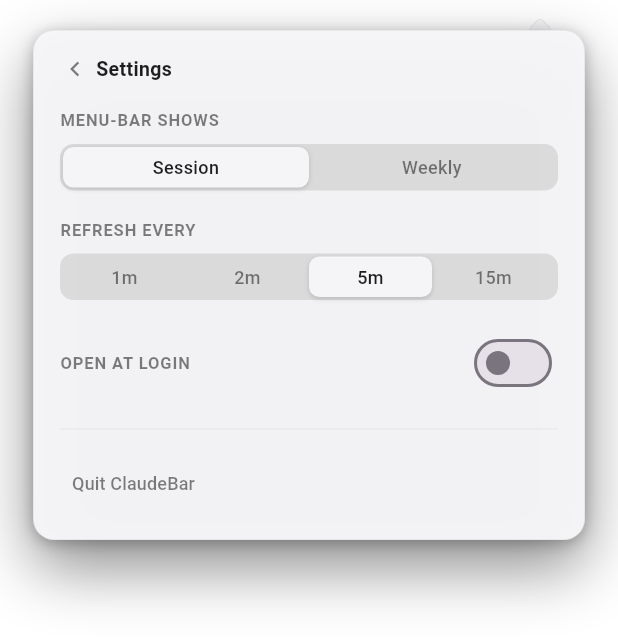
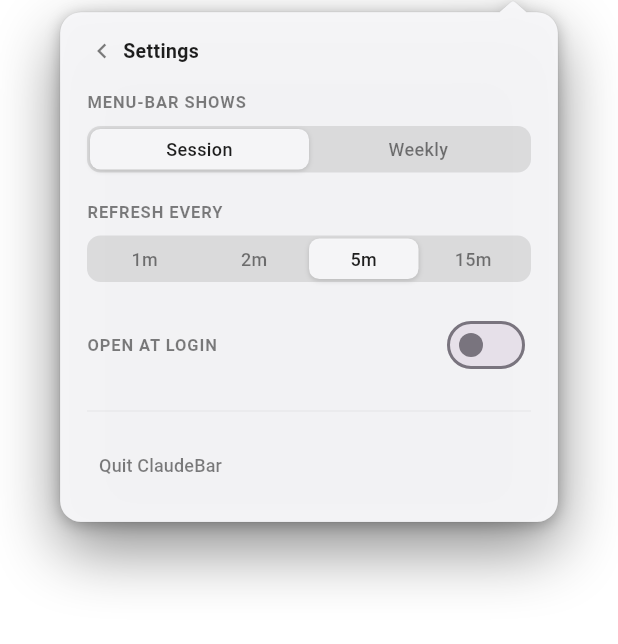
Before and after one commit to beerbeatbox/claudebar, a Flutter app: the screen it shows after launch, after a tap on the "settings" icon, on a phone screen of 412 x 824 dp. Shown: the top 644 px of the screen. Run offline on Flutter 3.47's test engine with Material 3 defaults, Android fonts, the phone set to English and light mode, and no system bars; our stand-ins replace flutter_riverpod, shared_preferences; missing offline and left inert: launch_at_startup, screen_retriever, tray_manager, window_manager; Roboto replaces fonts that are missing (.AppleSystemUIFont); statements that could not run were skipped.

Commit message:
feat: anchor the popover arrow to the tray icon as a one-path bubble
Resolve the anchor from the tray item's real bounds (cursor fallback),
support the status item living on any display, and let the arrow inset
absorb screen-edge clamping. Paint the card and arrow as one continuous
path so the fill, hairline border, and shadows have no seam.

Co-Authored-By: Claude Opus 4.8 (1M context) <noreply@anthropic.com>

```diff
--- a/lib/app/popover_window.dart
+++ b/lib/app/popover_window.dart
@@ -2,17 +2,38 @@ import 'dart:math' as math;
 
 import 'package:flutter/widgets.dart';
 import 'package:screen_retriever/screen_retriever.dart';
+import 'package:tray_manager/tray_manager.dart';
 import 'package:window_manager/window_manager.dart';
 
 /// Owns the single frameless window and drives it as a menu-bar popover:
 /// position it under the status item, show/focus it, and hide it on blur
 /// (spec §6, §10 Phase 2).
 class PopoverWindow with WindowListener {
-  // 300pt card + 22pt transparent padding on each side (room for the shadow).
-  static const double width = 344;
+  // 300pt card + 40pt transparent padding on each side, sized so the 36pt
+  // shadow blur fades to nothing before reaching the window edge (a smaller
+  // gutter clips the blur into a visible hard rectangle).
+  static const double width = 380;
+
+  /// Where the arrow sits when nothing forces the window off-anchor:
+  /// right padding (40) + 30pt into the card.
+  static const double _preferredArrowFromRight = 70;
+
+  /// Keeps the arrow base on the card's flat top edge: 40pt window padding +
+  /// 14pt corner radius + 9pt arrow half-width, plus a hair of slack.
+  static const double _minArrowFromRight = 64;
+
   double _height = 360;
+  bool _ready = false;
 
-  bool _ready = false;
+  /// X of the point the arrow points at — the status item's centre — cached
+  /// while visible so height changes never re-anchor to the (moved) cursor.
+  double? _anchorX;
+
+  /// Arrow distance from the window's right edge. The panel listens to this
+  /// so the arrow stays on the icon even when the window clamps at a screen
+  /// edge.
+  final ValueNotifier<double> arrowFromRight =
+      ValueNotifier(_preferredArrowFromRight);
 
   /// Configures the window as a hidden, frameless, transparent, always-on-top
   /// popover. Call once at startup before the first show.
@@ -49,7 +70,8 @@ class PopoverWindow with WindowListener {
     _height = h;
     if (_ready) {
       await windowManager.setSize(Size(width, h));
-      // Re-pin position so the arrow stays anchored when height changes.
+      // Re-pin so the card stays under the menu bar after the resize; the
+      // cached anchor keeps the horizontal position rock-steady.
       if (await windowManager.isVisible()) await _position();
     }
   }
@@ -63,6 +85,7 @@ class PopoverWindow with WindowListener {
   }
 
   Future<void> show() async {
+    _anchorX = await _resolveAnchorX();
     await _position();
     await windowManager.show();
     await windowManager.focus();
@@ -70,24 +93,49 @@ class PopoverWindow with WindowListener {
 
   Future<void> hide() => windowManager.hide();
 
-  /// Places the window so its up-arrow (≈37pt from the right edge) sits under
-  /// the cursor, clamped to the primary display's visible frame.
+  /// The status item's horizontal centre, falling back to the cursor (the
+  /// click that opened us) when the tray bounds are unavailable.
+  Future<double> _resolveAnchorX() async {
+    try {
+      final bounds = await trayManager.getBounds();
+      if (bounds != null && bounds.width > 0) return bounds.center.dx;
+    } catch (_) {}
+    return (await screenRetriever.getCursorScreenPoint()).dx;
+  }
+
+  /// Places the window so its up-arrow sits under the status item, clamped to
+  /// the anchor display's visible frame; the arrow inset absorbs any clamping.
   Future<void> _position() async {
-    final cursor = await screenRetriever.getCursorScreenPoint();
-    final display = await screenRetriever.getPrimaryDisplay();
+    final anchorX = _anchorX ??= await _resolveAnchorX();
+    final display = await _displayContaining(anchorX);
 
     final visPos = display.visiblePosition ?? Offset.zero;
     final visSize = display.visibleSize ?? display.size;
 
-    // Arrow centre = right padding (22) + Align right inset (24) + half-arrow (6).
-    const arrowFromRight = 52.0;
-    double left = cursor.dx - (width - arrowFromRight);
+    double left = anchorX - (width - _preferredArrowFromRight);
     final minLeft = visPos.dx + 4;
     final maxLeft = visPos.dx + visSize.width - width - 4;
     left = left.clamp(minLeft, math.max(minLeft, maxLeft));
 
+    arrowFromRight.value = (width - (anchorX - left)).clamp(
+      _minArrowFromRight,
+      width - _minArrowFromRight,
+    );
+
     final top = visPos.dy; // just below the menu bar
     await windowManager.setPosition(Offset(left, top));
+  }
+
+  /// The display whose visible frame contains [x] (the status item can live
+  /// on any screen), defaulting to the primary display.
+  Future<Display> _displayContaining(double x) async {
+    final displays = await screenRetriever.getAllDisplays();
+    for (final d in displays) {
+      final pos = d.visiblePosition;
+      final size = d.visibleSize ?? d.size;
+      if (pos != null && x >= pos.dx && x < pos.dx + size.width) return d;
+    }
+    return screenRetriever.getPrimaryDisplay();
   }
 
   @override
--- a/lib/main.dart
+++ b/lib/main.dart
@@ -73,7 +73,7 @@ class ClaudeBarApp extends StatelessWidget {
         type: MaterialType.transparency,
         child: MeasureSize(
           onChange: (size) => _popover.setContentHeight(size.height),
-          child: Popover(onQuit: quitApp),
+          child: Popover(onQuit: quitApp, arrowFromRight: _popover.arrowFromRight),
         ),
       ),
     );
--- a/lib/ui/popover_panel.dart
+++ b/lib/ui/popover_panel.dart
@@ -1,3 +1,4 @@
+import 'package:flutter/foundation.dart';
 import 'package:flutter/material.dart';
 import 'package:flutter_riverpod/flutter_riverpod.dart';
 
@@ -14,7 +15,12 @@ import 'tokens.dart';
 /// between the usage view, status states, and settings (design reference).
 class Popover extends ConsumerStatefulWidget {
   final VoidCallback onQuit;
-  const Popover({super.key, required this.onQuit});
+
+  /// Arrow-centre distance from the window's right edge, driven by the window
+  /// positioner so the arrow tracks the status item.
+  final ValueListenable<double> arrowFromRight;
+
+  const Popover({super.key, required this.onQuit, required this.arrowFromRight});
 
   @override
   ConsumerState<Popover> createState() => _PopoverState();
@@ -30,33 +36,27 @@ class _PopoverState extends ConsumerState<Popover> {
 
     return Container(
       color: const Color(0x00000000),
-      // Generous padding so the card's drop-shadow can fade over the now
-      // transparent window instead of being clipped to a hard edge.
-      padding: const EdgeInsets.fromLTRB(22, 8, 22, 40),
-      child: Column(
-        mainAxisSize: MainAxisSize.min,
-        children: [
-          _Arrow(color: t.cardBg, border: t.cardBorder),
-          DecoratedBox(
-            decoration: BoxDecoration(
+      // Side/bottom padding must outrun the shadow: the 36-blur shadow stays
+      // visible for ~2 sigma (~42pt) past the card edge, plus the 18pt
+      // downward offset at the bottom — anything tighter clips the fade into
+      // a hard rectangle. Top is 0 so the arrow tip touches the window's top
+      // edge, which the positioner pins right under the menu bar.
+      padding: const EdgeInsets.fromLTRB(40, 0, 40, 64),
+      child: ValueListenableBuilder<double>(
+        valueListenable: widget.arrowFromRight,
+        builder:
+            (context, fromRight, child) => CustomPaint(
+              painter: _BubblePainter(
                 color: t.cardBg,
-              borderRadius: BorderRadius.circular(14),
-              border: Border.all(color: t.cardBorder, width: 0.5),
-              boxShadow: const [
-                BoxShadow(
-                  color: Color(0x73000000),
-                  blurRadius: 36,
-                  offset: Offset(0, 18),
+                border: t.cardBorder,
+                // fromRight measures from the window edge; the painter works
+                // in card coordinates, inside the 40pt transparent gutter.
+                arrowCenterFromRight: fromRight - 40,
               ),
-                BoxShadow(
-                  color: Color(0x40000000),
-                  blurRadius: 8,
-                  offset: Offset(0, 2),
-                ),
-              ],
+              child: child,
             ),
         child: Padding(
-              padding: const EdgeInsets.fromLTRB(18, 16, 18, 14),
+          padding: const EdgeInsets.fromLTRB(18, _kArrowHeight + 16, 18, 14),
           child:
               _showSettings
                   ? SettingsPanel(
@@ -73,8 +73,6 @@ class _PopoverState extends ConsumerState<Popover> {
                     onSettings: () => setState(() => _showSettings = true),
                   ),
         ),
-          ),
-        ],
       ),
     );
   }
@@ -315,40 +313,86 @@ class _FootBtn extends StatelessWidget {
   }
 }
 
-/// The little up-pointing arrow above the card, near the right where macOS
-/// menu-bar items live.
-class _Arrow extends StatelessWidget {
+/// Height of the up-pointing arrow above the card's top edge.
+const double _kArrowHeight = 8;
+
+/// Half-width of the arrow at its base.
+const double _kArrowHalfWidth = 9;
+
+/// Paints the card and its up-pointing arrow as one continuous path — single
+/// fill, single hairline stroke, single shadow — so no seam can appear where
+/// they meet. The arrow centre is [arrowCenterFromRight] from the card's
+/// right edge, kept under the status item by the window positioner.
+class _BubblePainter extends CustomPainter {
   final Color color;
   final Color border;
-  const _Arrow({required this.color, required this.border});
+  final double arrowCenterFromRight;
+
+  const _BubblePainter({
+    required this.color,
+    required this.border,
+    required this.arrowCenterFromRight,
+  });
 
   @override
-  Widget build(BuildContext context) {
-    return Align(
-      alignment: Alignment.centerRight,
-      child: Padding(
-        padding: const EdgeInsets.only(right: 24),
-        child: Transform.translate(
-          // Pull the arrow down so its flat edge tucks behind the card seam.
-          // (A negative Container margin would trip Flutter's isNonNegative assert.)
-          offset: const Offset(0, 6),
-          child: Transform.rotate(
-            angle: 0.785398, // 45°
-            child: Container(
-              width: 12,
-              height: 12,
-              decoration: BoxDecoration(
-                color: color,
-                borderRadius: BorderRadius.circular(3),
-                border: Border(
-                  top: BorderSide(color: border, width: 0.5),
-                  left: BorderSide(color: border, width: 0.5),
-                ),
-              ),
-            ),
-          ),
-        ),
-      ),
+  void paint(Canvas canvas, Size size) {
+    final path = _bubblePath(size);
+
+    canvas.drawPath(
+      path.shift(const Offset(0, 18)),
+      Paint()
+        ..color = const Color(0x73000000)
+        ..maskFilter = MaskFilter.blur(BlurStyle.normal, _sigma(36)),
+    );
+    canvas.drawPath(
+      path.shift(const Offset(0, 2)),
+      Paint()
+        ..color = const Color(0x40000000)
+        ..maskFilter = MaskFilter.blur(BlurStyle.normal, _sigma(8)),
+    );
+
+    canvas.drawPath(path, Paint()..color = color);
+    canvas.drawPath(
+      path,
+      Paint()
+        ..color = border
+        ..style = PaintingStyle.stroke
+        ..strokeWidth = 0.5,
     );
   }
+
+  Path _bubblePath(Size size) {
+    const r = Radius.circular(14);
+    const top = _kArrowHeight;
+    final w = size.width;
+    final h = size.height;
+    final cx = w - arrowCenterFromRight;
+
+    return Path()
+      ..moveTo(14, top)
+      ..lineTo(cx - _kArrowHalfWidth, top)
+      // Slightly rounded tip instead of a sharp point.
+      ..lineTo(cx - 1.5, 1.33)
+      ..quadraticBezierTo(cx, 0, cx + 1.5, 1.33)
+      ..lineTo(cx + _kArrowHalfWidth, top)
+      ..lineTo(w - 14, top)
+      ..arcToPoint(Offset(w, top + 14), radius: r)
+      ..lineTo(w, h - 14)
+      ..arcToPoint(Offset(w - 14, h), radius: r)
+      ..lineTo(14, h)
+      ..arcToPoint(Offset(0, h - 14), radius: r)
+      ..lineTo(0, top + 14)
+      ..arcToPoint(const Offset(14, top), radius: r)
+      ..close();
   }
+
+  /// Matches BoxShadow's blur-radius-to-sigma conversion so the shadow looks
+  /// identical to the previous DecoratedBox version.
+  static double _sigma(double blurRadius) => blurRadius * 0.57735 + 0.5;
+
+  @override
+  bool shouldRepaint(_BubblePainter old) =>
+      old.color != color ||
+      old.border != border ||
+      old.arrowCenterFromRight != arrowCenterFromRight;
+}
```
Lines whose indentation alone changed are shown as unchanged.
